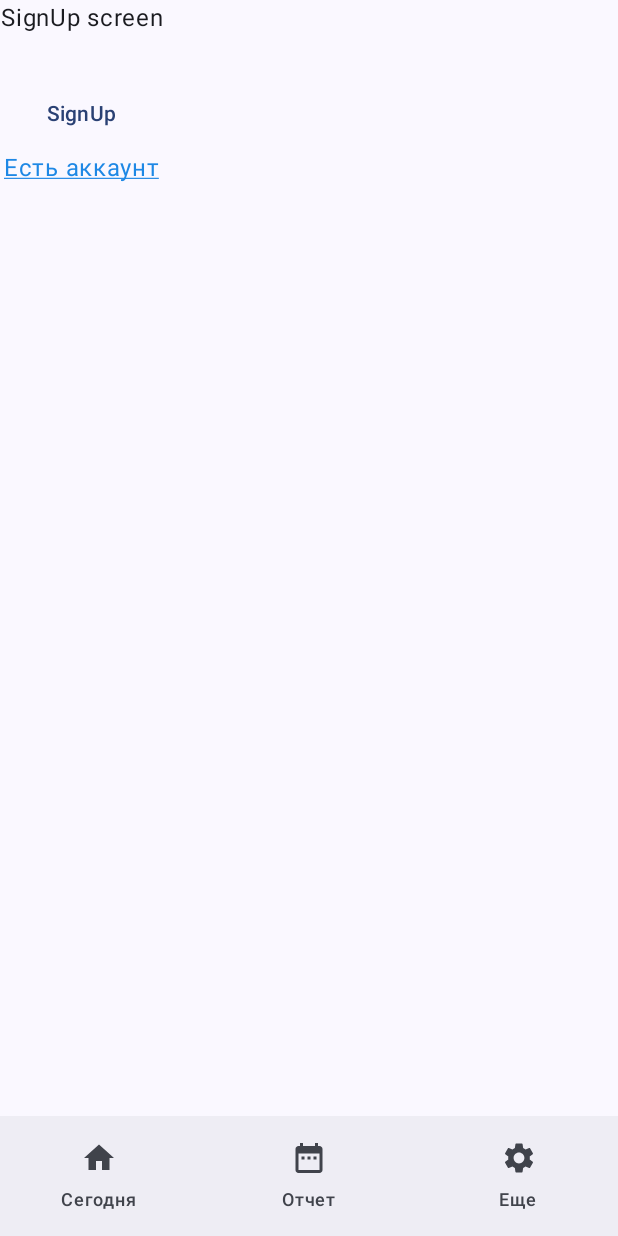
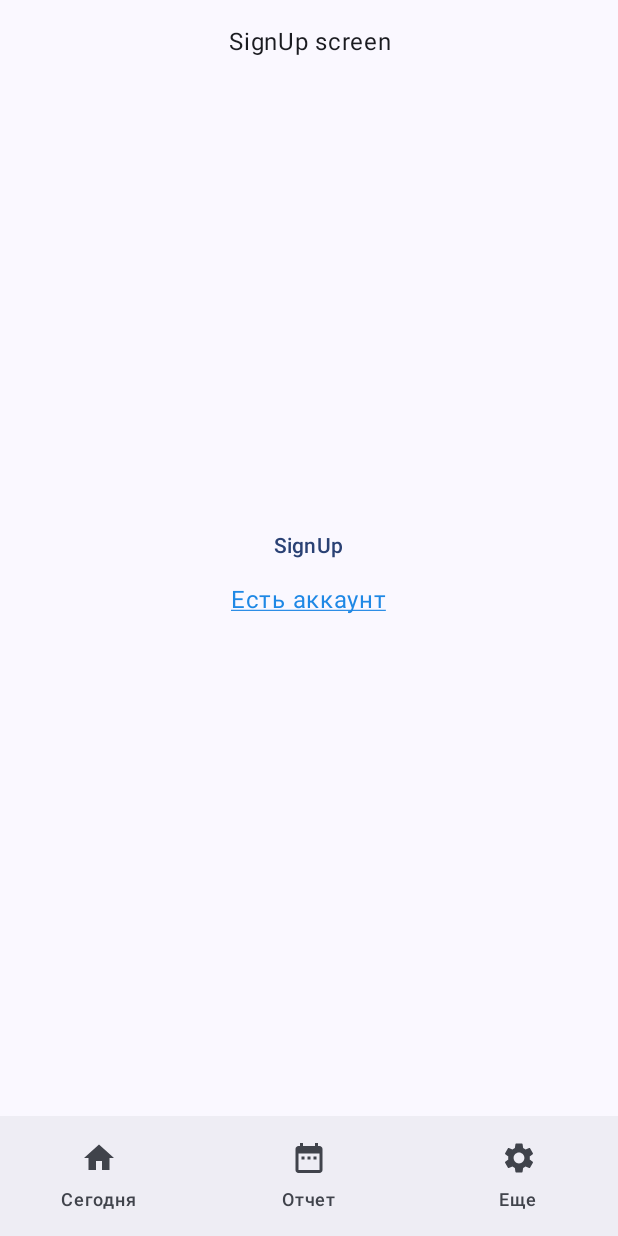
Before and after one commit to XBaTuT3MuHyT/NA_StepTracker, an Android app built with Jetpack Compose: the SignupScreen screen opened through its navigation route, on a phone screen of 412 x 824 dp. Run offline under Robolectric (Android 15) with nearby library versions, the phone set to English and light mode, and no system bars.

Commit message:
Добавил 3 экрана аунтификации с флагами

```diff
--- a/app/src/main/java/com/example/na_steptracker/graphs/AuthNavGraph.kt
+++ b/app/src/main/java/com/example/na_steptracker/graphs/AuthNavGraph.kt
@@ -1,5 +1,6 @@
 package com.example.na_steptracker.graphs
 
+import androidx.navigation.NavController
 import androidx.navigation.NavGraphBuilder
 import androidx.navigation.NavHostController
 import androidx.navigation.compose.composable
@@ -8,7 +9,7 @@ import com.example.na_steptracker.screens.auth.ForgotPasswordScreen
 import com.example.na_steptracker.screens.auth.LoginScreen
 import com.example.na_steptracker.screens.auth.SignupScreen
 
-fun NavGraphBuilder.authNavGraph(navController: NavHostController) {
+fun NavGraphBuilder.authNavGraph(navController: NavController) {
     navigation(
         route = Graph.AUTH,
         startDestination = "login"
--- a/app/src/main/java/com/example/na_steptracker/screens/auth/LoginScreen.kt
+++ b/app/src/main/java/com/example/na_steptracker/screens/auth/LoginScreen.kt
@@ -15,13 +15,16 @@ import androidx.compose.ui.Alignment
 import androidx.compose.ui.Modifier
 import androidx.compose.ui.graphics.Color
 import androidx.compose.ui.text.style.TextDecoration
+import androidx.compose.ui.unit.TextUnit
 import androidx.compose.ui.unit.dp
 import androidx.compose.ui.unit.sp
+import androidx.navigation.NavController
 import androidx.navigation.NavHostController
+import com.example.na_steptracker.graphs.BottomBarScreen
 import com.example.na_steptracker.graphs.Graph
 
 @Composable
-fun LoginScreen(navController: NavHostController) {
+fun LoginScreen(navController: NavController) {
     Column(
         modifier = Modifier
             .fillMaxWidth()
@@ -30,55 +33,62 @@ fun LoginScreen(navController: NavHostController) {
         horizontalAlignment = Alignment.CenterHorizontally
     ) {
         Text("LogIn screen")
-        Spacer(
-            modifier = Modifier
-                .height(300.dp)
-                .fillMaxWidth()
-        )
+        AuthSpacer()
         TextButton(
             modifier = Modifier.fillMaxWidth(),
             onClick = {
-                navController.navigate(Graph.HOME)
+                navController.navigate(Graph.HOME) {
+                    launchSingleTop = true
+                    popUpTo(0) { inclusive = true }
+                }
             }) {
             Text("LogIn")
         }
-        ForgotPasswordClickableText()
-        SignupClickableText()
+        ForgotPasswordClickableText(navController)
+        SignupClickableText(navController)
     }
 }
 
 @Composable
-fun LoginClickableText(){
+fun ClickableText(
+    text: String,
+    color: Color = Color(0xFF1E88E5),
+    textDecoration: TextDecoration = TextDecoration.Underline,
+    fontSize: TextUnit = 16.sp,
+    navController: NavController,
+    route: String
+    ){
     Text(
-        text = "Есть аккаунт",
-        fontSize = 16.sp,
-        color = Color(0xFF1E88E5),
-        textDecoration = TextDecoration.Underline,
+        text = text,
+        fontSize = fontSize,
+        color = color,
+        textDecoration = textDecoration,
         modifier = Modifier.clickable {
-
+            navController.navigate(route){
+                launchSingleTop = true
+                popUpTo("login")
+            }
         }
     )
 }
 @Composable
-fun ForgotPasswordClickableText(){
-    Text(
-        text = "Забыли пароль?",
-        fontSize = 16.sp,
-        color = Color(0xFF1E88E5),
-        textDecoration = TextDecoration.Underline,
-        modifier = Modifier.clickable {
-        }
-    )
+fun LoginClickableText(navController: NavController){
+    ClickableText("Есть аккаунт", route = "login", navController = navController)
 }
 @Composable
-fun SignupClickableText(){
-    Text(
-        text = "Регистрация",
-        fontSize = 16.sp,
-        color = Color(0xFF1E88E5),
-        textDecoration = TextDecoration.Underline,
-        modifier = Modifier.clickable {
-        }
+fun ForgotPasswordClickableText(navController: NavController){
+    ClickableText("Забыли пароль?", route = "forgot", navController = navController)
+}
+@Composable
+fun SignupClickableText(navController: NavController){
+    ClickableText("Регистрация", route = "signup", navController = navController)
+}
+@Composable
+fun AuthSpacer(){
+    Spacer(
+        modifier = Modifier
+            .height(300.dp)
+            .fillMaxWidth()
     )
 }
 
--- a/app/src/main/java/com/example/na_steptracker/screens/auth/SignupScreen.kt
+++ b/app/src/main/java/com/example/na_steptracker/screens/auth/SignupScreen.kt
@@ -5,6 +5,7 @@ import androidx.compose.foundation.layout.IntrinsicSize
 import androidx.compose.foundation.layout.Spacer
 import androidx.compose.foundation.layout.fillMaxWidth
 import androidx.compose.foundation.layout.height
+import androidx.compose.foundation.layout.padding
 import androidx.compose.foundation.layout.width
 import androidx.compose.material3.Text
 import androidx.compose.material3.TextButton
@@ -13,29 +14,35 @@ import androidx.compose.ui.Alignment
 import androidx.compose.ui.Modifier
 import androidx.compose.ui.text.style.TextAlign
 import androidx.compose.ui.unit.dp
+import androidx.navigation.NavController
 import androidx.navigation.NavHostController
+import com.example.na_steptracker.graphs.Graph
 
 @Composable
-fun SignupScreen(navController: NavHostController) {
+fun SignupScreen(navController: NavController) {
     Column(
-        modifier = Modifier.width(IntrinsicSize.Max),
+        modifier = Modifier
+            .fillMaxWidth()
+            .padding(16.dp)
+            .width(IntrinsicSize.Max),
         horizontalAlignment = Alignment.CenterHorizontally
     ) {
         Text(
             textAlign = TextAlign.Center,
             text = "SignUp screen"
         )
-        Spacer(
-            modifier = Modifier
-                .height(28.dp)
-                .fillMaxWidth()
-        )
+        AuthSpacer()
         TextButton(
             modifier = Modifier.fillMaxWidth(),
-            onClick = {}) {
+            onClick = {
+                navController.navigate(Graph.HOME) {
+                    launchSingleTop = true
+                    popUpTo(0) { inclusive = true }
+                }
+            }) {
             Text("SignUp")
         }
-        LoginClickableText()
+        LoginClickableText(navController)
     }
 }
 //@Preview(showBackground = true)
```
Also changed, not shown: app/src/main/java/com/example/na_steptracker/screens/auth/AuthScreen.kt (added, +67 -0 lines), app/src/main/java/com/example/na_steptracker/screens/auth/ForgotPasswordScreen.kt (+10 -9 lines).
